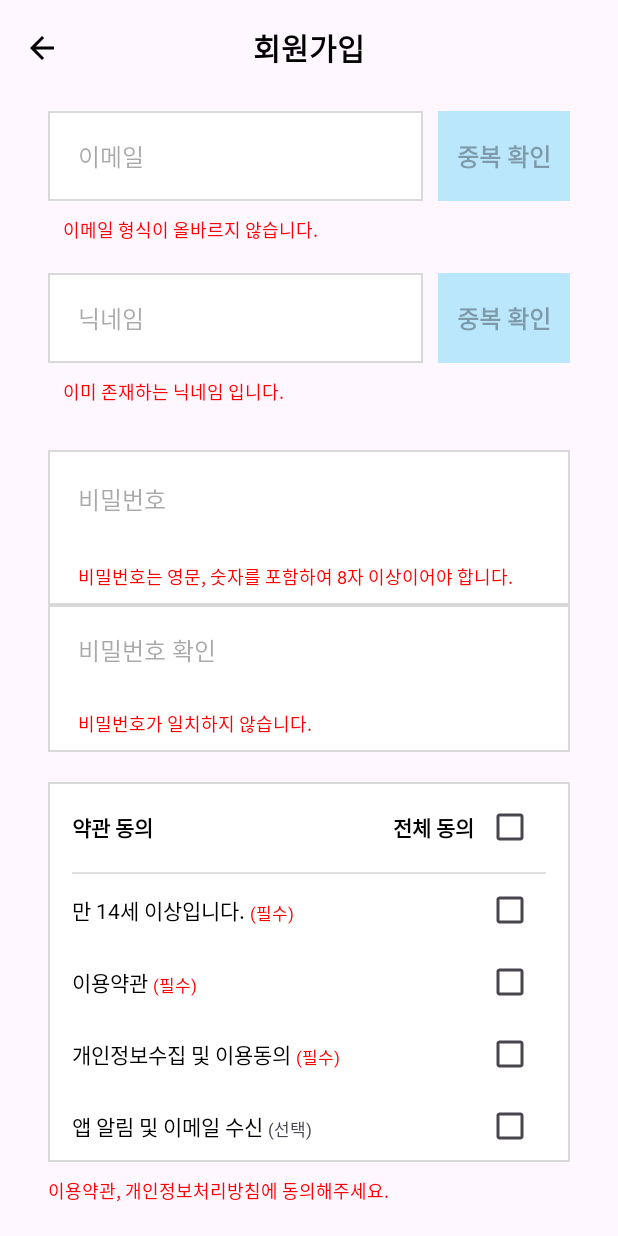
After one commit to dont-think-about/TripGo, an Android app: the layout activity_sign_up.xml on its own in the app's theme, with its tools: preview values and no code run, on a phone screen of 412 x 824 dp. The commit adds this screen. Run offline under Robolectric (Android 15) with nearby library versions, the phone set to English and light mode, and no system bars.

Commit message:
[DESIGN]: 회원가입 화면 구현

```diff
--- a/app/src/main/AndroidManifest.xml
+++ b/app/src/main/AndroidManifest.xml
@@ -23,11 +23,11 @@
             android:name=".view.SplashActivity"
             android:exported="false" />
         <activity
-            android:name=".view.signin.SignInActivity"
-            android:exported="false" />
+            android:name=".view.signup.SignUpActivity"
+            android:exported="false"/>
         <activity
             android:name=".view.login.LogInActivity"
-            android:exported="false" />
+            android:exported="false"/>
         <activity
             android:name=".view.attraction.detail.AttractionsDetailActivity"
             android:exported="false" />
--- a/app/src/main/java/com/nbcamp/tripgo/view/signin/SignInActivity.kt
+++ b/app/src/main/java/com/nbcamp/tripgo/view/signup/SignUpActivity.kt
@@ -1,12 +1,12 @@
-package com.nbcamp.tripgo.view.signin
+package com.nbcamp.tripgo.view.signup
 
 import android.os.Bundle
 import androidx.appcompat.app.AppCompatActivity
 import com.nbcamp.tripgo.R
 
-class SignInActivity : AppCompatActivity() {
+class SignUpActivity : AppCompatActivity() {
     override fun onCreate(savedInstanceState: Bundle?) {
         super.onCreate(savedInstanceState)
-        setContentView(R.layout.activity_sign_in)
+        setContentView(R.layout.activity_sign_up)
     }
 }
--- a/app/src/main/res/layout/activity_sign_in.xml
+++ /dev/null
@@ -1,9 +0,0 @@
-<?xml version="1.0" encoding="utf-8"?>
-<androidx.constraintlayout.widget.ConstraintLayout xmlns:android="http://schemas.android.com/apk/res/android"
-    xmlns:app="http://schemas.android.com/apk/res-auto"
-    xmlns:tools="http://schemas.android.com/tools"
-    android:layout_width="match_parent"
-    android:layout_height="match_parent"
-    tools:context=".view.signin.SignInActivity">
-
-</androidx.constraintlayout.widget.ConstraintLayout>
--- /dev/null
+++ b/app/src/main/res/layout/activity_sign_up.xml
@@ -0,0 +1,443 @@
+<?xml version="1.0" encoding="utf-8"?>
+<LinearLayout xmlns:android="http://schemas.android.com/apk/res/android"
+    xmlns:app="http://schemas.android.com/apk/res-auto"
+    xmlns:tools="http://schemas.android.com/tools"
+    android:layout_width="match_parent"
+    android:layout_height="match_parent"
+    android:orientation="vertical">
+
+    <LinearLayout
+        android:layout_width="match_parent"
+        android:layout_height="?attr/actionBarSize"
+        android:gravity="center"
+        android:orientation="horizontal">
+
+        <androidx.appcompat.widget.AppCompatImageView
+            android:id="@+id/btn_back"
+            android:layout_width="wrap_content"
+            android:layout_height="wrap_content"
+            android:padding="16dp"
+            app:srcCompat="@drawable/icon_back_button" />
+
+        <Space
+            android:layout_width="0dp"
+            android:layout_height="wrap_content"
+            android:layout_weight="1" />
+
+        <androidx.appcompat.widget.AppCompatTextView
+            android:layout_width="wrap_content"
+            android:layout_height="wrap_content"
+            android:text="@string/sign_up"
+            android:textColor="@color/black"
+            android:textSize="20sp"
+            android:textStyle="bold" />
+
+        <Space
+            android:layout_width="0dp"
+            android:layout_height="wrap_content"
+            android:layout_weight="1" />
+
+        <View
+            android:layout_width="24dp"
+            android:layout_height="wrap_content"
+            android:layout_margin="16dp" />
+
+    </LinearLayout>
+
+    <androidx.core.widget.NestedScrollView
+        android:layout_width="match_parent"
+        android:layout_height="wrap_content">
+
+        <LinearLayout
+            android:layout_width="match_parent"
+            android:layout_height="wrap_content"
+            android:layout_marginHorizontal="32dp"
+            android:orientation="vertical">
+
+            <LinearLayout
+                android:layout_width="match_parent"
+                android:layout_height="wrap_content"
+                android:layout_marginTop="10dp"
+                android:orientation="horizontal">
+
+                <LinearLayout
+                    android:layout_width="0dp"
+                    android:layout_height="wrap_content"
+                    android:layout_weight="1"
+                    android:background="@drawable/background_edit_text"
+                    android:orientation="vertical"
+                    android:paddingStart="10dp"
+                    tools:ignore="RtlSymmetry">
+
+                    <androidx.appcompat.widget.AppCompatEditText
+                        android:id="@+id/sign_up_email_edit_text"
+                        android:layout_width="match_parent"
+                        android:layout_height="40dp"
+                        android:layout_margin="10dp"
+                        android:background="@null"
+                        android:hint="@string/email"
+                        android:imeOptions="actionNext"
+                        android:inputType="textEmailAddress"
+                        android:maxLines="1"
+                        android:textSize="16sp" />
+
+                </LinearLayout>
+
+                <androidx.appcompat.widget.AppCompatButton
+                    android:id="@+id/sign_up_email_auth_button"
+                    android:layout_width="wrap_content"
+                    android:layout_height="60dp"
+                    android:layout_marginStart="10dp"
+                    android:background="@color/main"
+                    android:enabled="false"
+                    android:text="@string/double_check"
+                    android:textSize="16sp"
+                    android:textStyle="bold" />
+
+            </LinearLayout>
+
+            <androidx.appcompat.widget.AppCompatTextView
+                android:id="@+id/sign_up_email_error_text_view"
+                android:layout_width="wrap_content"
+                android:layout_height="wrap_content"
+                android:layout_margin="10dp"
+                android:text="@string/email_error"
+                android:textColor="@color/error"
+                android:textSize="12sp"
+                android:visibility="visible" />
+
+            <LinearLayout
+                android:layout_width="match_parent"
+                android:layout_height="wrap_content"
+                android:layout_marginTop="10dp"
+                android:orientation="horizontal">
+
+                <LinearLayout
+                    android:layout_width="0dp"
+                    android:layout_height="wrap_content"
+                    android:layout_weight="1"
+                    android:background="@drawable/background_edit_text"
+                    android:orientation="vertical"
+                    android:paddingStart="10dp"
+                    tools:ignore="RtlSymmetry">
+
+                    <androidx.appcompat.widget.AppCompatEditText
+                        android:id="@+id/sign_up_nick_name_edit_text"
+                        android:layout_width="match_parent"
+                        android:layout_height="40dp"
+                        android:layout_margin="10dp"
+                        android:background="@null"
+                        android:hint="@string/nick_name"
+                        android:inputType="textEmailAddress"
+                        android:textSize="16sp" />
+
+                </LinearLayout>
+
+                <androidx.appcompat.widget.AppCompatButton
+                    android:id="@+id/sign_up_nick_name_auth_button"
+                    android:layout_width="wrap_content"
+                    android:layout_height="60dp"
+                    android:layout_marginStart="10dp"
+                    android:background="@color/main"
+                    android:enabled="false"
+                    android:text="@string/double_check"
+                    android:textSize="16sp"
+                    android:textStyle="bold" />
+
+            </LinearLayout>
+
+            <androidx.appcompat.widget.AppCompatTextView
+                android:id="@+id/sign_up_nick_name_error_text_view"
+                android:layout_width="wrap_content"
+                android:layout_height="wrap_content"
+                android:layout_margin="10dp"
+                android:text="@string/nick_name_error"
+                android:textColor="@color/error"
+                android:textSize="12sp"
+                android:visibility="visible" />
+
+            <LinearLayout
+                android:layout_width="match_parent"
+                android:layout_height="wrap_content"
+                android:layout_marginTop="20dp"
+                android:background="@drawable/background_edit_text"
+                android:orientation="vertical"
+                android:paddingStart="10dp"
+                tools:ignore="RtlSymmetry">
+
+                <androidx.appcompat.widget.AppCompatEditText
+                    android:id="@+id/sign_up_password_edit_text"
+                    android:layout_width="match_parent"
+                    android:layout_height="45dp"
+                    android:layout_margin="10dp"
+                    android:background="@null"
+                    android:hint="@string/password"
+                    android:imeOptions="actionNext"
+                    android:inputType="textPassword"
+                    android:maxLines="1"
+                    android:textSize="16sp" />
+
+                <androidx.appcompat.widget.AppCompatTextView
+                    android:id="@+id/sign_up_password_error_text_view"
+                    android:layout_width="wrap_content"
+                    android:layout_height="wrap_content"
+                    android:layout_marginStart="10dp"
+                    android:paddingVertical="10dp"
+                    android:text="@string/password_error"
+                    android:textColor="@color/error"
+                    android:textSize="12sp"
+                    android:visibility="visible" />
+
+            </LinearLayout>
+
+            <LinearLayout
+                android:layout_width="match_parent"
+                android:layout_height="wrap_content"
+                android:background="@drawable/background_edit_text"
+                android:orientation="vertical"
+                android:paddingStart="10dp"
+                tools:ignore="RtlSymmetry">
+
+                <androidx.appcompat.widget.AppCompatEditText
+                    android:id="@+id/sign_up_correct_password_edit_text"
+                    android:layout_width="match_parent"
+                    android:layout_height="40dp"
+                    android:layout_margin="10dp"
+                    android:background="@null"
+                    android:hint="@string/correct_password"
+                    android:imeOptions="actionNext"
+                    android:inputType="textPassword"
+                    android:maxLines="1"
+                    android:textSize="16sp" />
+
+                <androidx.appcompat.widget.AppCompatTextView
+                    android:id="@+id/sign_up_correct_password_error_text_view"
+                    android:layout_width="wrap_content"
+                    android:layout_height="wrap_content"
+                    android:layout_marginStart="10dp"
+                    android:paddingVertical="10dp"
+                    android:text="@string/correct_password_error"
+                    android:textColor="@color/error"
+                    android:textSize="12sp"
+                    android:visibility="visible" />
+
+            </LinearLayout>
+
+            <LinearLayout
+                android:layout_width="match_parent"
+                android:layout_height="wrap_content"
+                android:layout_marginTop="20dp"
+                android:background="@drawable/background_edit_text"
+                android:orientation="vertical">
+
+                <androidx.constraintlayout.widget.ConstraintLayout
+                    android:layout_width="match_parent"
+                    android:layout_height="60dp"
+                    android:paddingHorizontal="16dp">
+
+                    <CheckBox
+                        android:id="@+id/sign_up_full_agreement_check_box"
+                        android:layout_width="wrap_content"
+                        android:layout_height="wrap_content"
+                        android:checked="false"
+                        app:layout_constraintBottom_toBottomOf="parent"
+                        app:layout_constraintEnd_toEndOf="parent"
+                        app:layout_constraintTop_toTopOf="parent" />
+
+                    <androidx.appcompat.widget.AppCompatTextView
+                        android:layout_width="wrap_content"
+                        android:layout_height="wrap_content"
+                        android:text="@string/terms_and_conditions_agreement"
+                        android:textColor="@color/black"
+                        android:textStyle="bold"
+                        app:layout_constraintBottom_toBottomOf="parent"
+                        app:layout_constraintStart_toStartOf="parent"
+                        app:layout_constraintTop_toTopOf="parent" />
+
+                    <androidx.appcompat.widget.AppCompatTextView
+                        android:layout_width="wrap_content"
+                        android:layout_height="wrap_content"
+                        android:text="@string/full_agreement"
+                        android:textColor="@color/black"
+                        android:textStyle="bold"
+                        app:layout_constraintBottom_toBottomOf="parent"
+                        app:layout_constraintEnd_toStartOf="@+id/sign_up_full_agreement_check_box"
+                        app:layout_constraintTop_toTopOf="parent" />
+
+                </androidx.constraintlayout.widget.ConstraintLayout>
+
+                <View
+                    android:layout_width="match_parent"
+                    android:layout_height="1dp"
+                    android:layout_marginHorizontal="16dp"
+                    android:background="?android:attr/listDivider" />
+
+                <androidx.constraintlayout.widget.ConstraintLayout
+                    android:layout_width="match_parent"
+                    android:layout_height="wrap_content"
+                    android:paddingHorizontal="16dp">
+
+                    <CheckBox
+                        android:id="@+id/sign_up_age_limit_check_box"
+                        android:layout_width="wrap_content"
+                        android:layout_height="wrap_content"
+                        android:checked="false"
+                        app:layout_constraintBottom_toBottomOf="parent"
+                        app:layout_constraintEnd_toEndOf="parent"
+                        app:layout_constraintTop_toTopOf="parent" />
+
+                    <androidx.appcompat.widget.AppCompatTextView
+                        android:id="@+id/sign_up_age_limit_text_view"
+                        android:layout_width="wrap_content"
+                        android:layout_height="wrap_content"
+                        android:text="@string/age_limit"
+                        android:textColor="@color/black"
+                        app:layout_constraintBottom_toBottomOf="parent"
+                        app:layout_constraintStart_toStartOf="parent"
+                        app:layout_constraintTop_toTopOf="parent" />
+
+                    <androidx.appcompat.widget.AppCompatTextView
+                        android:layout_width="wrap_content"
+                        android:layout_height="wrap_content"
+                        android:layout_marginStart="3dp"
+                        android:text="@string/essential"
+                        android:textColor="@color/error"
+                        android:textSize="11sp"
+                        app:layout_constraintBottom_toBottomOf="@+id/sign_up_age_limit_text_view"
+                        app:layout_constraintStart_toEndOf="@+id/sign_up_age_limit_text_view" />
+
+                </androidx.constraintlayout.widget.ConstraintLayout>
+
+                <androidx.constraintlayout.widget.ConstraintLayout
+                    android:layout_width="match_parent"
+                    android:layout_height="wrap_content"
+                    android:paddingHorizontal="16dp">
+
+                    <CheckBox
+                        android:id="@+id/sign_up_terms_of_use_check_box"
+                        android:layout_width="wrap_content"
+                        android:layout_height="wrap_content"
+                        android:checked="false"
+                        app:layout_constraintBottom_toBottomOf="parent"
+                        app:layout_constraintEnd_toEndOf="parent"
+                        app:layout_constraintTop_toTopOf="parent" />
+
+                    <androidx.appcompat.widget.AppCompatTextView
+                        android:id="@+id/sign_up_terms_of_use_text_view"
+                        android:layout_width="wrap_content"
+                        android:layout_height="wrap_content"
+                        android:text="@string/terms_of_use"
+                        android:textColor="@color/black"
+                        app:layout_constraintBottom_toBottomOf="parent"
+                        app:layout_constraintStart_toStartOf="parent"
+                        app:layout_constraintTop_toTopOf="parent" />
+
+                    <androidx.appcompat.widget.AppCompatTextView
+                        android:layout_width="wrap_content"
+                        android:layout_height="wrap_content"
+                        android:layout_marginStart="3dp"
+                        android:text="@string/essential"
+                        android:textColor="@color/error"
+                        android:textSize="11sp"
+                        app:layout_constraintBottom_toBottomOf="@+id/sign_up_terms_of_use_text_view"
+                        app:layout_constraintStart_toEndOf="@+id/sign_up_terms_of_use_text_view" />
+
+                </androidx.constraintlayout.widget.ConstraintLayout>
+
+                <androidx.constraintlayout.widget.ConstraintLayout
+                    android:layout_width="match_parent"
+                    android:layout_height="wrap_content"
+                    android:paddingHorizontal="16dp">
+
+                    <CheckBox
+                        android:id="@+id/sign_up_privacy_policy_check_box"
+                        android:layout_width="wrap_content"
+                        android:layout_height="wrap_content"
+                        android:checked="false"
+                        app:layout_constraintBottom_toBottomOf="parent"
+                        app:layout_constraintEnd_toEndOf="parent"
+                        app:layout_constraintTop_toTopOf="parent" />
+
+                    <androidx.appcompat.widget.AppCompatTextView
+                        android:id="@+id/sign_up_privacy_policy_text_view"
+                        android:layout_width="wrap_content"
+                        android:layout_height="wrap_content"
+                        android:text="@string/privacy_policy"
+                        android:textColor="@color/black"
+                        app:layout_constraintBottom_toBottomOf="parent"
+                        app:layout_constraintStart_toStartOf="parent"
+                        app:layout_constraintTop_toTopOf="parent" />
+
+                    <androidx.appcompat.widget.AppCompatTextView
+                        android:layout_width="wrap_content"
+                        android:layout_height="wrap_content"
+                        android:layout_marginStart="3dp"
+                        android:text="@string/essential"
+                        android:textColor="@color/error"
+                        android:textSize="11sp"
+                        app:layout_constraintBottom_toBottomOf="@+id/sign_up_privacy_policy_text_view"
+                        app:layout_constraintStart_toEndOf="@+id/sign_up_privacy_policy_text_view" />
+
+                </androidx.constraintlayout.widget.ConstraintLayout>
+
+                <androidx.constraintlayout.widget.ConstraintLayout
+                    android:layout_width="match_parent"
+                    android:layout_height="wrap_content"
+                    android:paddingHorizontal="16dp">
+
+                    <CheckBox
+                        android:id="@+id/sign_up_app_alarm_check_box"
+                        android:layout_width="wrap_content"
+                        android:layout_height="wrap_content"
+                        android:checked="false"
+                        app:layout_constraintBottom_toBottomOf="parent"
+                        app:layout_constraintEnd_toEndOf="parent"
+                        app:layout_constraintTop_toTopOf="parent" />
+
+                    <androidx.appcompat.widget.AppCompatTextView
+                        android:id="@+id/sign_up_app_alarm_text_view"
+                        android:layout_width="wrap_content"
+                        android:layout_height="wrap_content"
+                        android:text="@string/app_alarm"
+                        android:textColor="@color/black"
+                        app:layout_constraintBottom_toBottomOf="parent"
+                        app:layout_constraintStart_toStartOf="parent"
+                        app:layout_constraintTop_toTopOf="parent" />
+
+                    <androidx.appcompat.widget.AppCompatTextView
+                        android:layout_width="wrap_content"
+                        android:layout_height="wrap_content"
+                        android:layout_marginStart="3dp"
+                        android:text="@string/select"
+                        android:textSize="11sp"
+                        app:layout_constraintBottom_toBottomOf="@+id/sign_up_app_alarm_text_view"
+                        app:layout_constraintStart_toEndOf="@+id/sign_up_app_alarm_text_view" />
+
+                </androidx.constraintlayout.widget.ConstraintLayout>
+
+            </LinearLayout>
+
+            <androidx.appcompat.widget.AppCompatTextView
+                android:id="@+id/sign_up_essential_agreement_text_view"
+                android:layout_width="wrap_content"
+                android:layout_height="wrap_content"
+                android:layout_marginTop="10dp"
+                android:text="@string/essential_agreement"
+                android:textColor="@color/error"
+                android:textSize="12sp"
+                android:visibility="visible" />
+
+            <androidx.appcompat.widget.AppCompatButton
+                android:id="@+id/sign_up_sign_up_complete_button"
+                android:layout_width="match_parent"
+                android:layout_height="60dp"
+                android:layout_marginTop="25dp"
+                android:layout_marginBottom="50dp"
+                android:enabled="false"
+                android:text="@string/sign_up_complete" />
+
+        </LinearLayout>
+
+    </androidx.core.widget.NestedScrollView>
+
+</LinearLayout>
```
